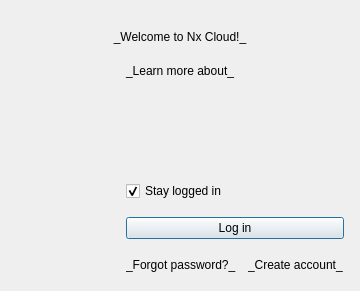
The window that client/nx_client_desktop/src/ui/dialogs/cloud/login_to_cloud_dialog.ui (networkoptix/nx_open) describes before a commit, drawn with Qt 5.
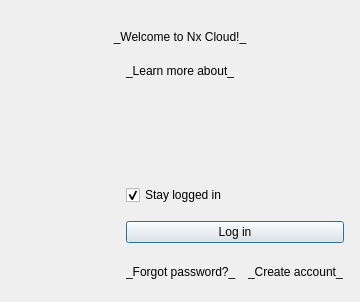
The same window after the commit. Custom widgets are drawn as their Qt base class.

Commit message:
VMS-8150: Make error handling more verbose when logging into cloud
<==== Mercurial data ====>
Branch: vms_3.2_dev

```diff
--- a/client/nx_client_desktop/src/ui/dialogs/cloud/login_to_cloud_dialog.ui
+++ b/client/nx_client_desktop/src/ui/dialogs/cloud/login_to_cloud_dialog.ui
@@ -7,7 +7,7 @@
     <x>0</x>
     <y>0</y>
     <width>360</width>
-    <height>291</height>
+    <height>302</height>
    </rect>
   </property>
   <property name="minimumSize">
@@ -126,92 +126,7 @@
       <property name="spacing">
        <number>8</number>
       </property>
-      <item row="2" column="0" colspan="3">
-       <widget class="QnInputField" name="passwordInputField" native="true">
-        <property name="focusPolicy">
-         <enum>Qt::StrongFocus</enum>
-        </property>
-       </widget>
-      </item>
-      <item row="7" column="1" colspan="2">
-       <widget class="QnBusyIndicatorButton" name="loginButton">
-        <property name="sizePolicy">
-         <sizepolicy hsizetype="MinimumExpanding" vsizetype="Fixed">
-          <horstretch>0</horstretch>
-          <verstretch>0</verstretch>
-         </sizepolicy>
-        </property>
-        <property name="text">
-         <string>Log in</string>
-        </property>
-       </widget>
-      </item>
-      <item row="6" column="1">
-       <spacer name="verticalSpacer_2">
-        <property name="orientation">
-         <enum>Qt::Vertical</enum>
-        </property>
-        <property name="sizeType">
-         <enum>QSizePolicy::Fixed</enum>
-        </property>
-        <property name="sizeHint" stdset="0">
-         <size>
-          <width>20</width>
-          <height>8</height>
-         </size>
-        </property>
-       </spacer>
-      </item>
-      <item row="8" column="1">
-       <spacer name="verticalSpacer">
-        <property name="orientation">
-         <enum>Qt::Vertical</enum>
-        </property>
-        <property name="sizeType">
-         <enum>QSizePolicy::Fixed</enum>
-        </property>
-        <property name="sizeHint" stdset="0">
-         <size>
-          <width>20</width>
-          <height>8</height>
-         </size>
-        </property>
-       </spacer>
-      </item>
-      <item row="4" column="1" colspan="2">
-       <widget class="QCheckBox" name="stayLoggedInCheckBox">
-        <property name="text">
-         <string>Stay logged in</string>
-        </property>
-        <property name="checked">
-         <bool>true</bool>
-        </property>
-       </widget>
-      </item>
-      <item row="3" column="1" colspan="2">
-       <widget class="QLabel" name="invalidCredentialsLabel">
-        <property name="text">
-         <string notr="true">&lt;Incorrect email or password&gt;</string>
-        </property>
-        <property name="wordWrap">
-         <bool>true</bool>
-        </property>
-        <property name="openExternalLinks">
-         <bool>true</bool>
-        </property>
-       </widget>
-      </item>
-      <item row="1" column="0" colspan="3">
-       <widget class="QnInputField" name="loginInputField" native="true">
-        <property name="focusPolicy">
-         <enum>Qt::StrongFocus</enum>
-        </property>
-       </widget>
-      </item>
-      <item row="4" column="0">
-       <widget class="QWidget" name="spacer" native="true"/>
-      </item>
-      <item row="9" column="1" colspan="2">
+      <item row="8" column="1" colspan="2">
        <widget class="QWidget" name="linksWidget" native="true">
         <layout class="QHBoxLayout" name="horizontalLayout">
          <property name="spacing">
@@ -283,24 +198,96 @@
         </layout>
        </widget>
       </item>
+      <item row="2" column="0" colspan="3">
+       <widget class="QnInputField" name="passwordInputField" native="true">
+        <property name="focusPolicy">
+         <enum>Qt::StrongFocus</enum>
+        </property>
+       </widget>
+      </item>
+      <item row="5" column="1">
+       <spacer name="verticalSpacer_2">
+        <property name="orientation">
+         <enum>Qt::Vertical</enum>
+        </property>
+        <property name="sizeType">
+         <enum>QSizePolicy::Fixed</enum>
+        </property>
+        <property name="sizeHint" stdset="0">
+         <size>
+          <width>20</width>
+          <height>8</height>
+         </size>
+        </property>
+       </spacer>
+      </item>
+      <item row="7" column="1">
+       <spacer name="verticalSpacer">
+        <property name="orientation">
+         <enum>Qt::Vertical</enum>
+        </property>
+        <property name="sizeType">
+         <enum>QSizePolicy::Fixed</enum>
+        </property>
+        <property name="sizeHint" stdset="0">
+         <size>
+          <width>20</width>
+          <height>8</height>
+         </size>
+        </property>
+       </spacer>
+      </item>
+      <item row="6" column="1" colspan="2">
+       <widget class="QnBusyIndicatorButton" name="loginButton">
+        <property name="sizePolicy">
+         <sizepolicy hsizetype="MinimumExpanding" vsizetype="Fixed">
+          <horstretch>0</horstretch>
+          <verstretch>0</verstretch>
+         </sizepolicy>
+        </property>
+        <property name="text">
+         <string>Log in</string>
+        </property>
+       </widget>
+      </item>
+      <item row="1" column="0" colspan="3">
+       <widget class="QnInputField" name="loginInputField" native="true">
+        <property name="focusPolicy">
+         <enum>Qt::StrongFocus</enum>
+        </property>
+       </widget>
+      </item>
+      <item row="3" column="0">
+       <widget class="QWidget" name="spacer" native="true"/>
+      </item>
+      <item row="3" column="1" colspan="2">
+       <widget class="QCheckBox" name="stayLoggedInCheckBox">
+        <property name="text">
+         <string>Stay logged in</string>
+        </property>
+        <property name="checked">
+         <bool>true</bool>
+        </property>
+       </widget>
+      </item>
      </layout>
     </widget>
    </item>
   </layout>
  </widget>
  <customwidgets>
-  <customwidget>
-   <class>QnPanel</class>
-   <extends>QWidget</extends>
-   <header location="global">ui/widgets/common/panel.h</header>
-   <container>1</container>
-  </customwidget>
   <customwidget>
    <class>QnInputField</class>
    <extends>QWidget</extends>
    <header location="global">ui/widgets/common/input_field.h</header>
    <container>1</container>
   </customwidget>
+  <customwidget>
+   <class>QnPanel</class>
+   <extends>QWidget</extends>
+   <header location="global">ui/widgets/common/panel.h</header>
+   <container>1</container>
+  </customwidget>
   <customwidget>
    <class>QnBusyIndicatorButton</class>
    <extends>QPushButton</extends>
```
The commit also changes 6 other files.
